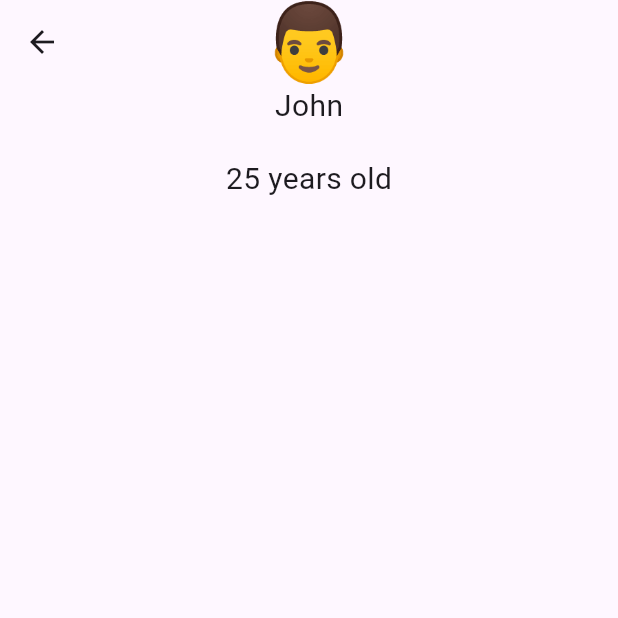
After one commit to gaurishankar007/Flutter-Animations, a Flutter app: the HeroAnimation screen opened by its route, after a tap on "John", on a phone screen of 412 x 824 dp, the top half of it. The commit adds this screen. Run offline on Flutter 3.47's test engine with Material 3 defaults, Android fonts, the phone set to English and light mode, and no system bars.

Commit message:
feat: Hero Animation

```diff
--- a/lib/main.dart
+++ b/lib/main.dart
@@ -1,10 +1,12 @@
 import 'package:flutter/material.dart';
+
 import 'screens/explicit/bouncing_item.dart';
 import 'screens/explicit/multiple_animations.dart';
 import 'screens/explicit/transitions.dart';
 import 'screens/home.dart';
 import 'screens/implicit/animated_list_view.dart';
 import 'screens/implicit/animated_widgets.dart';
+import 'screens/implicit/hero_animations.dart';
 import 'screens/implicit/ticker_animation.dart';
 import 'screens/implicit/tween_builders.dart';
 
@@ -30,6 +32,7 @@ class MyApp extends StatelessWidget {
         "/ticker": (context) => const TickerAnimation(),
         "/animatedWidget": (context) => const AnimatedWidgets(),
         "/tweenBuilder": (context) => const TweenBuilders(),
+        "/heroAnimation": (context) => const HeroAnimation(),
         "/animatedListView": (context) => const AnimatedListView(),
         "/transitionAnimation": (context) => const TransitionAnimation(),
         "/bouncingItem": (context) => const BouncingItem(),
--- a/lib/screens/home.dart
+++ b/lib/screens/home.dart
@@ -35,6 +35,11 @@ class Home extends StatelessWidget {
               ),
               const SizedBox(height: 20),
               ElevatedButton(
+                onPressed: () => Navigator.pushNamed(context, "/heroAnimation"),
+                child: const Text("Hero Animation"),
+              ),
+              const SizedBox(height: 20),
+              ElevatedButton(
                 onPressed: () => Navigator.pushNamed(context, "/animatedListView"),
                 child: const Text("List View Animations"),
               ),
--- /dev/null
+++ b/lib/screens/implicit/hero_animations.dart
@@ -0,0 +1,135 @@
+import 'package:flutter/material.dart';
+
+class EmojiPerson {
+  final String name;
+  final String emoji;
+  final String age;
+
+  const EmojiPerson({
+    required this.name,
+    required this.emoji,
+    required this.age,
+  });
+}
+
+class HeroAnimation extends StatefulWidget {
+  const HeroAnimation({super.key});
+  @override
+  State<HeroAnimation> createState() => _HeroAnimationState();
+}
+
+class _HeroAnimationState extends State<HeroAnimation> {
+  final List<EmojiPerson> people = const [
+    EmojiPerson(name: "John", emoji: "👨", age: "25"),
+    EmojiPerson(name: "Jane", emoji: "👩", age: "22"),
+  ];
+
+  @override
+  Widget build(BuildContext context) {
+    return Scaffold(
+      body: SafeArea(
+        child: Column(
+          mainAxisAlignment: MainAxisAlignment.center,
+          children: [
+            ListView.builder(
+              physics: const NeverScrollableScrollPhysics(),
+              shrinkWrap: true,
+              itemCount: people.length,
+              itemBuilder: (context, index) {
+                final person = people[index];
+
+                return ListTile(
+                  onTap: () {
+                    Navigator.push(
+                      context,
+                      MaterialPageRoute(
+                        builder: (context) => HeroDetail(person: person),
+                      ),
+                    );
+                  },
+                  leading: Hero(
+                    tag: person.name,
+                    child: Text(
+                      person.emoji,
+                      style: const TextStyle(fontSize: 50),
+                    ),
+                  ),
+                  title: Text(person.name),
+                  subtitle: Text(person.age),
+                );
+              },
+            ),
+          ],
+        ),
+      ),
+    );
+  }
+}
+
+class HeroDetail extends StatelessWidget {
+  final EmojiPerson person;
+  const HeroDetail({super.key, required this.person});
+
+  @override
+  Widget build(BuildContext context) {
+    return Scaffold(
+      appBar: AppBar(
+        title: Hero(
+          /// Enables modification on the flying widget
+          flightShuttleBuilder: (
+            flightContext,
+            animation,
+            flightDirection,
+            fromHeroContext,
+            toHeroContext,
+          ) {
+            switch (flightDirection) {
+              case HeroFlightDirection.push:
+                return Material(
+                  color: Colors.transparent,
+                  child: ScaleTransition(
+                    scale: animation.drive(
+                      Tween<double>(
+                        begin: 0,
+                        end: 1,
+                      ).chain(
+                        CurveTween(curve: Curves.fastOutSlowIn),
+                      ),
+                    ),
+                    child: toHeroContext.widget,
+                  ),
+                );
+              case HeroFlightDirection.pop:
+                return Material(
+                  color: Colors.transparent,
+                  child: fromHeroContext.widget,
+                );
+            }
+          },
+          tag: person.name,
+          child: Material(
+            color: Colors.transparent,
+            child: Text(
+              person.emoji,
+              style: const TextStyle(fontSize: 50),
+            ),
+          ),
+        ),
+        centerTitle: true,
+      ),
+      body: Column(
+        children: [
+          Text(
+            person.name,
+            style: const TextStyle(fontSize: 20),
+          ),
+          const SizedBox(height: 20, width: double.maxFinite),
+          Text(
+            "${person.age} years old",
+            style: const TextStyle(fontSize: 20),
+          ),
+        ],
+      ),
+    );
+  }
+}
```
Also changed, not shown: 1 other file.
